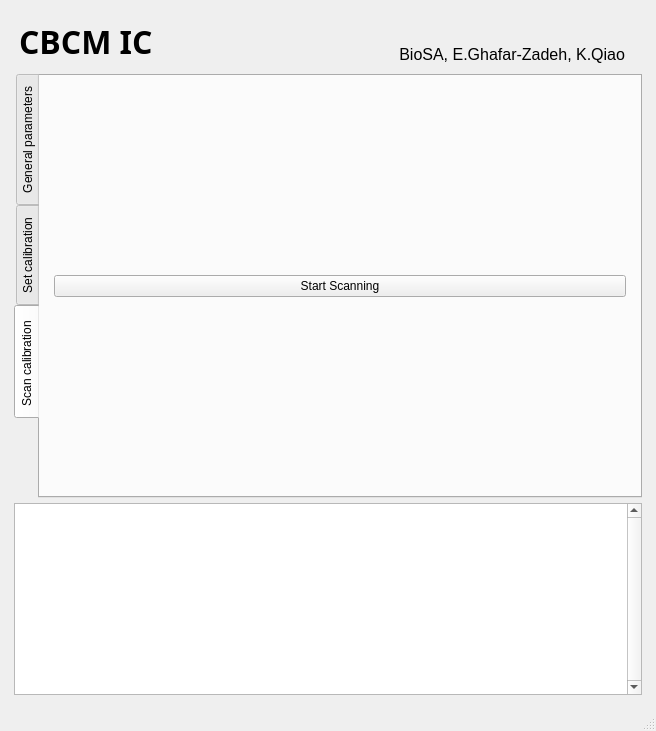
First picture: the form in Software/Python/GUI.ui, repository okyx10a/CBCM-IC, before the edit.
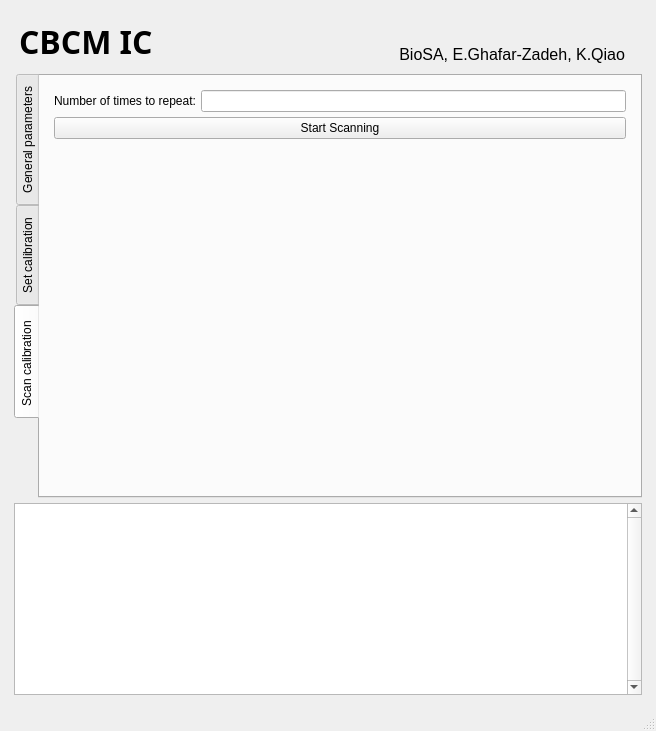
Second picture: the form after the edit. The open tabs and pages were chosen to show the change. Icons and pictures are not drawn.

```diff
--- a/Software/Python/GUI.ui
+++ b/Software/Python/GUI.ui
@@ -359,6 +359,20 @@
             <property name="bottomMargin">
              <number>5</number>
             </property>
+            <item>
+             <layout class="QHBoxLayout" name="horizontalLayout">
+              <item>
+               <widget class="QLabel" name="Repeat_label">
+                <property name="text">
+                 <string>Number of times to repeat:</string>
+                </property>
+               </widget>
+              </item>
+              <item>
+               <widget class="QLineEdit" name="lineEdit"/>
+              </item>
+             </layout>
+            </item>
             <item>
              <widget class="QPushButton" name="start_scan_botton">
               <property name="sizePolicy">
@@ -372,6 +386,19 @@
               </property>
              </widget>
             </item>
+            <item>
+             <spacer name="verticalSpacer_3">
+              <property name="orientation">
+               <enum>Qt::Vertical</enum>
+              </property>
+              <property name="sizeHint" stdset="0">
+               <size>
+                <width>20</width>
+                <height>40</height>
+               </size>
+              </property>
+             </spacer>
+            </item>
            </layout>
           </item>
          </layout>
```
Left out of the diff: 2 changed lines with no effect on the pictures.
